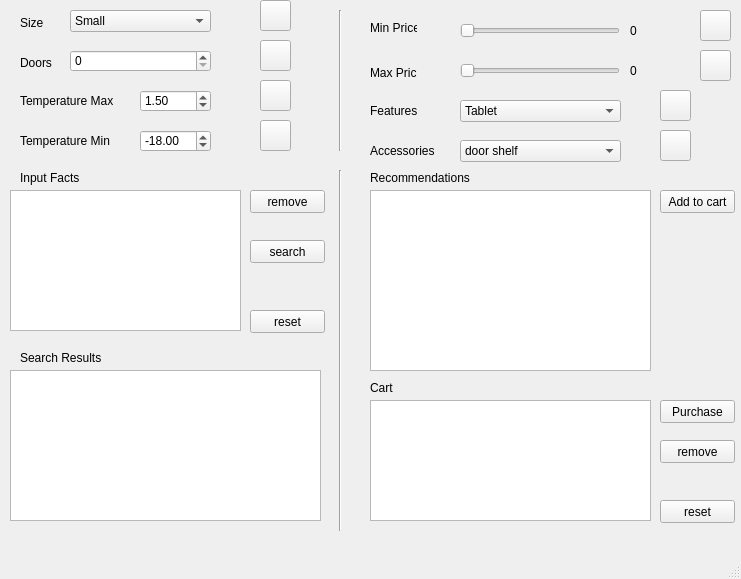
Before: the Qt Designer form multi_agents.ui in super-cinnamon/Tech-Agents-with-Experta, drawn with Qt 5.
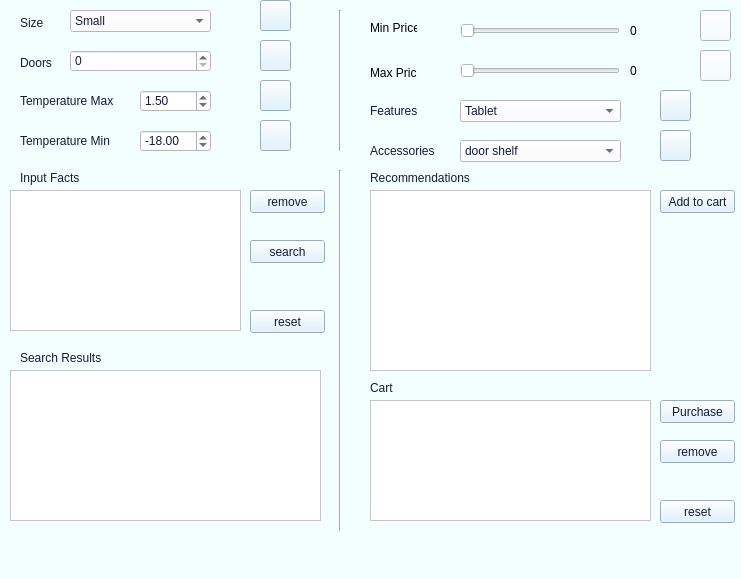
After: the same form once the commit is applied. Icons and pictures are not drawn.

Commit message: added alert when buying, and colors

```diff
--- a/multi_agents.ui
+++ b/multi_agents.ui
@@ -13,6 +13,9 @@
   <property name="windowTitle">
    <string>MainWindow</string>
   </property>
+  <property name="styleSheet">
+   <string notr="true">background-color: rgb(243, 255, 255);</string>
+  </property>
   <widget class="QWidget" name="centralwidget">
    <widget class="QLabel" name="label">
     <property name="geometry">
@@ -23,6 +26,9 @@
       <height>20</height>
      </rect>
     </property>
+    <property name="styleSheet">
+     <string notr="true">color: rgb(19, 26, 63);</string>
+    </property>
     <property name="text">
      <string>Size</string>
     </property>
@@ -36,6 +42,9 @@
       <height>20</height>
      </rect>
     </property>
+    <property name="styleSheet">
+     <string notr="true">color: rgb(19, 26, 63);</string>
+    </property>
     <property name="text">
      <string>Doors</string>
     </property>
@@ -49,6 +58,9 @@
       <height>21</height>
      </rect>
     </property>
+    <property name="styleSheet">
+     <string notr="true">color: rgb(19, 26, 63);</string>
+    </property>
     <property name="text">
      <string>Temperature Max</string>
     </property>
@@ -62,6 +74,10 @@
       <height>22</height>
      </rect>
     </property>
+    <property name="styleSheet">
+     <string notr="true">color: rgb(19, 26, 63);
+background-color: rgb(255, 255, 255);</string>
+    </property>
     <item>
      <property name="text">
       <string>Small</string>
@@ -92,6 +108,10 @@
       <height>22</height>
      </rect>
     </property>
+    <property name="styleSheet">
+     <string notr="true">color: rgb(19, 26, 63);
+background-color: rgb(255, 255, 255);</string>
+    </property>
    </widget>
    <widget class="QLabel" name="label_4">
     <property name="geometry">
@@ -102,6 +122,9 @@
       <height>21</height>
      </rect>
     </property>
+    <property name="styleSheet">
+     <string notr="true">color: rgb(19, 26, 63);</string>
+    </property>
     <property name="text">
      <string>Temperature Min</string>
     </property>
@@ -224,6 +247,9 @@
       <height>21</height>
      </rect>
     </property>
+    <property name="styleSheet">
+     <string notr="true">color: rgb(19, 26, 63);</string>
+    </property>
     <property name="text">
      <string>Features</string>
     </property>
@@ -237,6 +263,10 @@
       <height>22</height>
      </rect>
     </property>
+    <property name="styleSheet">
+     <string notr="true">color: rgb(19, 26, 63);
+background-color: rgb(255, 255, 255);</string>
+    </property>
     <item>
      <property name="text">
       <string>Tablet</string>
@@ -262,6 +292,10 @@
       <height>141</height>
      </rect>
     </property>
+    <property name="styleSheet">
+     <string notr="true">color: rgb(19, 26, 63);
+background-color: rgb(255, 255, 255);</string>
+    </property>
    </widget>
    <widget class="QListView" name="reco_results">
     <property name="geometry">
@@ -272,6 +306,10 @@
       <height>151</height>
      </rect>
     </property>
+    <property name="styleSheet">
+     <string notr="true">background-color: rgb(255, 255, 255);
+color: rgb(19, 26, 63);</string>
+    </property>
    </widget>
    <widget class="QPushButton" name="remove_fact">
     <property name="geometry">
@@ -282,6 +320,10 @@
       <height>23</height>
      </rect>
     </property>
+    <property name="styleSheet">
+     <string notr="true">color: rgb(19, 26, 63);
+background-color: rgb(215, 241, 255);</string>
+    </property>
     <property name="text">
      <string>remove</string>
     </property>
@@ -308,6 +350,10 @@
       <height>23</height>
      </rect>
     </property>
+    <property name="styleSheet">
+     <string notr="true">color: rgb(19, 26, 63);
+background-color: rgb(215, 241, 255);</string>
+    </property>
     <property name="text">
      <string>search</string>
     </property>
@@ -321,6 +367,10 @@
       <height>23</height>
      </rect>
     </property>
+    <property name="styleSheet">
+     <string notr="true">color: rgb(19, 26, 63);
+background-color: rgb(215, 241, 255);</string>
+    </property>
     <property name="text">
      <string>reset</string>
     </property>
@@ -334,6 +384,9 @@
       <height>16</height>
      </rect>
     </property>
+    <property name="styleSheet">
+     <string notr="true">color: rgb(19, 26, 63);</string>
+    </property>
     <property name="text">
      <string>Input Facts</string>
     </property>
@@ -347,6 +400,9 @@
       <height>16</height>
      </rect>
     </property>
+    <property name="styleSheet">
+     <string notr="true">color: rgb(19, 26, 63);</string>
+    </property>
     <property name="text">
      <string>Search Results</string>
     </property>
@@ -360,6 +416,9 @@
       <height>16</height>
      </rect>
     </property>
+    <property name="styleSheet">
+     <string notr="true">color: rgb(19, 26, 63);</string>
+    </property>
     <property name="text">
      <string>Recommendations</string>
     </property>
@@ -373,6 +432,10 @@
       <height>23</height>
      </rect>
     </property>
+    <property name="styleSheet">
+     <string notr="true">background-color: rgb(215, 241, 255);
+color: rgb(19, 26, 63);</string>
+    </property>
     <property name="text">
      <string>Add to cart</string>
     </property>
@@ -386,6 +449,9 @@
       <height>16</height>
      </rect>
     </property>
+    <property name="styleSheet">
+     <string notr="true">color: rgb(19, 26, 63);</string>
+    </property>
     <property name="text">
      <string>Cart</string>
     </property>
@@ -399,6 +465,10 @@
       <height>23</height>
      </rect>
     </property>
+    <property name="styleSheet">
+     <string notr="true">background-color: rgb(215, 241, 255);
+color: rgb(19, 26, 63);</string>
+    </property>
     <property name="text">
      <string>Purchase</string>
     </property>
@@ -412,6 +482,10 @@
       <height>23</height>
      </rect>
     </property>
+    <property name="styleSheet">
+     <string notr="true">background-color: rgb(215, 241, 255);
+color: rgb(19, 26, 63);</string>
+    </property>
     <property name="text">
      <string>remove</string>
     </property>
@@ -425,6 +499,10 @@
       <height>23</height>
      </rect>
     </property>
+    <property name="styleSheet">
+     <string notr="true">background-color: rgb(215, 241, 255);
+color: rgb(19, 26, 63);</string>
+    </property>
     <property name="text">
      <string>reset</string>
     </property>
@@ -438,6 +516,10 @@
       <height>22</height>
      </rect>
     </property>
+    <property name="styleSheet">
+     <string notr="true">color: rgb(19, 26, 63);
+background-color: rgb(255, 255, 255);</string>
+    </property>
     <item>
      <property name="text">
       <string>door shelf</string>
@@ -478,6 +560,9 @@
       <height>21</height>
      </rect>
     </property>
+    <property name="styleSheet">
+     <string notr="true">color: rgb(19, 26, 63);</string>
+    </property>
     <property name="text">
      <string>Accessories</string>
     </property>
@@ -491,6 +576,9 @@
       <height>31</height>
      </rect>
     </property>
+    <property name="styleSheet">
+     <string notr="true">background-color: rgb(215, 241, 255);</string>
+    </property>
     <property name="text">
      <string/>
     </property>
@@ -508,6 +596,9 @@
       <height>31</height>
      </rect>
     </property>
+    <property name="styleSheet">
+     <string notr="true">background-color: rgb(215, 241, 255);</string>
+    </property>
     <property name="text">
      <string/>
     </property>
@@ -525,6 +616,9 @@
       <height>31</height>
      </rect>
     </property>
+    <property name="styleSheet">
+     <string notr="true">background-color: rgb(215, 241, 255);</string>
+    </property>
     <property name="text">
      <string/>
     </property>
@@ -542,6 +636,9 @@
       <height>31</height>
      </rect>
     </property>
+    <property name="styleSheet">
+     <string notr="true">background-color: rgb(215, 241, 255);</string>
+    </property>
     <property name="text">
      <string/>
     </property>
@@ -593,6 +690,9 @@
       <height>31</height>
      </rect>
     </property>
+    <property name="styleSheet">
+     <string notr="true">background-color: rgb(215, 241, 255);</string>
+    </property>
     <property name="text">
      <string/>
     </property>
@@ -610,6 +710,9 @@
       <height>31</height>
      </rect>
     </property>
+    <property name="styleSheet">
+     <string notr="true">background-color: rgb(215, 241, 255);</string>
+    </property>
     <property name="text">
      <string/>
     </property>
@@ -627,6 +730,10 @@
       <height>181</height>
      </rect>
     </property>
+    <property name="styleSheet">
+     <string notr="true">background-color: rgb(255, 255, 255);
+color: rgb(19, 26, 63);</string>
+    </property>
    </widget>
    <widget class="QTableView" name="cart">
     <property name="geometry">
@@ -637,6 +744,10 @@
       <height>121</height>
      </rect>
     </property>
+    <property name="styleSheet">
+     <string notr="true">background-color: rgb(255, 255, 255);
+color: rgb(19, 26, 63);</string>
+    </property>
    </widget>
    <widget class="QDoubleSpinBox" name="max_temp_spinner">
     <property name="geometry">
@@ -647,6 +758,10 @@
       <height>22</height>
      </rect>
     </property>
+    <property name="styleSheet">
+     <string notr="true">color: rgb(19, 26, 63);
+background-color: rgb(255, 255, 255);</string>
+    </property>
     <property name="minimum">
      <double>-20.000000000000000</double>
     </property>
@@ -669,6 +784,10 @@
       <height>22</height>
      </rect>
     </property>
+    <property name="styleSheet">
+     <string notr="true">color: rgb(19, 26, 63);
+background-color: rgb(255, 255, 255);</string>
+    </property>
     <property name="decimals">
      <number>2</number>
     </property>
```
The commit also changes 3 other files.
